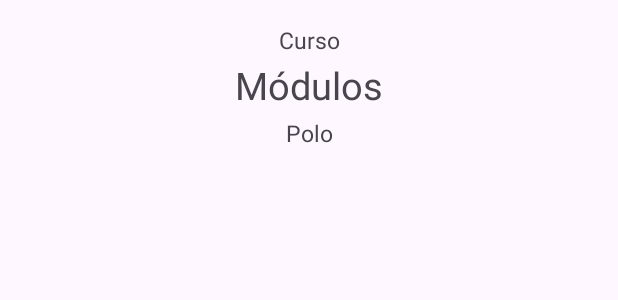
After one commit to yakinrei/cesaeponto, an Android app: the layout item_modulo.xml on its own in the app's theme, with its tools: preview values and no code run, on a phone screen of 412 x 824 dp. The commit adds this screen. Shown: the top 300 px of the screen. Run offline under Robolectric (Android 15) with nearby library versions, the phone set to English and light mode, and no system bars.

Commit message:
Commit by Hernán I

```diff
--- /dev/null
+++ b/app/src/main/res/layout/item_modulo.xml
@@ -0,0 +1,48 @@
+<?xml version="1.0" encoding="utf-8"?>
+<androidx.constraintlayout.widget.ConstraintLayout
+    xmlns:android="http://schemas.android.com/apk/res/android"
+    xmlns:app="http://schemas.android.com/apk/res-auto"
+    android:layout_width="match_parent"
+    android:layout_height="wrap_content">
+
+    <!-- Curso (primeiro TextView) -->
+    <TextView
+        android:id="@+id/curso"
+        android:layout_width="0dp"
+        android:layout_height="wrap_content"
+        android:textAlignment="center"
+        android:textSize="15sp"
+        android:text="Curso"
+        app:layout_constraintTop_toTopOf="parent"
+        app:layout_constraintStart_toStartOf="parent"
+        app:layout_constraintEnd_toEndOf="parent"
+        android:paddingTop="16dp" />
+
+    <!-- Módulos (segundo TextView) -->
+    <TextView
+        android:id="@+id/modulos"
+        android:layout_width="0dp"
+        android:layout_height="wrap_content"
+        android:textAlignment="center"
+        android:textSize="25sp"
+        android:text="Módulos"
+        app:layout_constraintTop_toBottomOf="@id/curso"
+        app:layout_constraintStart_toStartOf="parent"
+        app:layout_constraintEnd_toEndOf="parent"
+        android:paddingTop="2dp" />
+
+    <!-- Polo (terceiro TextView) -->
+    <TextView
+        android:id="@+id/polo"
+        android:layout_width="0dp"
+        android:layout_height="wrap_content"
+        android:textAlignment="center"
+        android:textSize="15sp"
+        android:text="Polo"
+        app:layout_constraintTop_toBottomOf="@id/modulos"
+        app:layout_constraintStart_toStartOf="parent"
+        app:layout_constraintEnd_toEndOf="parent"
+        android:paddingTop="4dp"
+        android:paddingBottom="0dp" />
+
+</androidx.constraintlayout.widget.ConstraintLayout>
```
Also changed, not shown: app/src/main/res/layout/activity_professor.xml (+84 -8 lines), app/src/main/res/layout/item_dia_calendario.xml (added, +49 -0 lines), app/src/main/res/drawable/workdayiconall.png (added), app/src/main/res/drawable/workdayiconmanha.png (added), app/src/main/res/drawable/workdayiconmanhanoite.png (added), app/src/main/res/drawable/workdayiconnoite.png (added), app/src/main/res/drawable/workdayicontarde.png (added), app/src/main/res/drawable/workdayicontardemanha.png (added), app/src/main/res/drawable/workdayicontardenoite.png (added).
